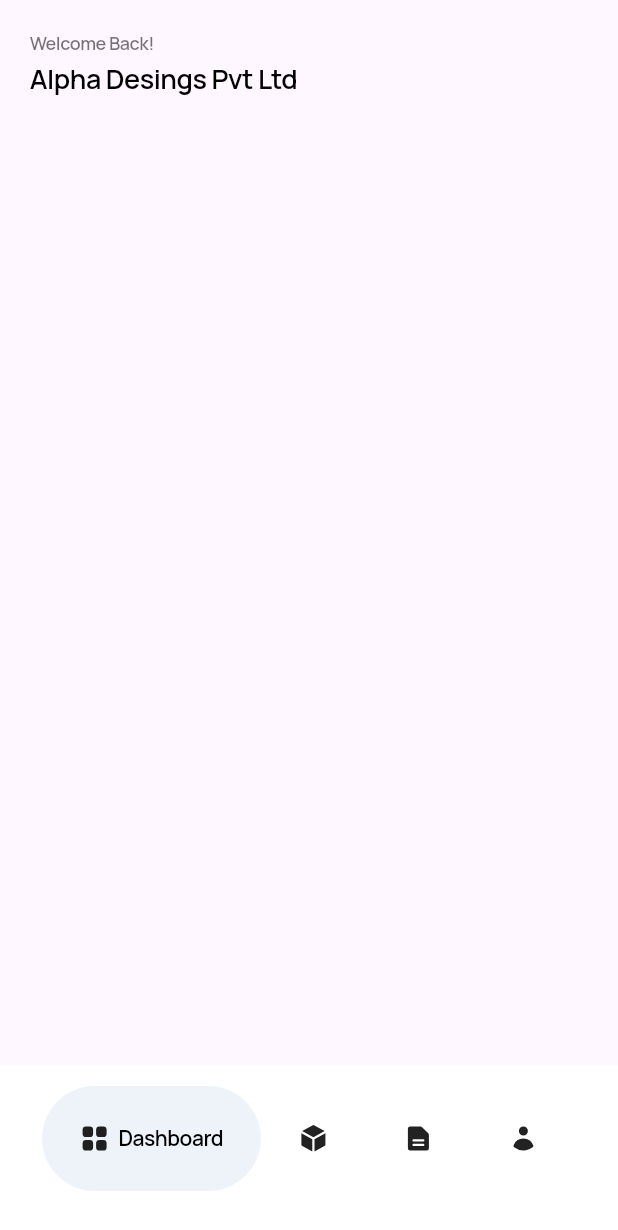
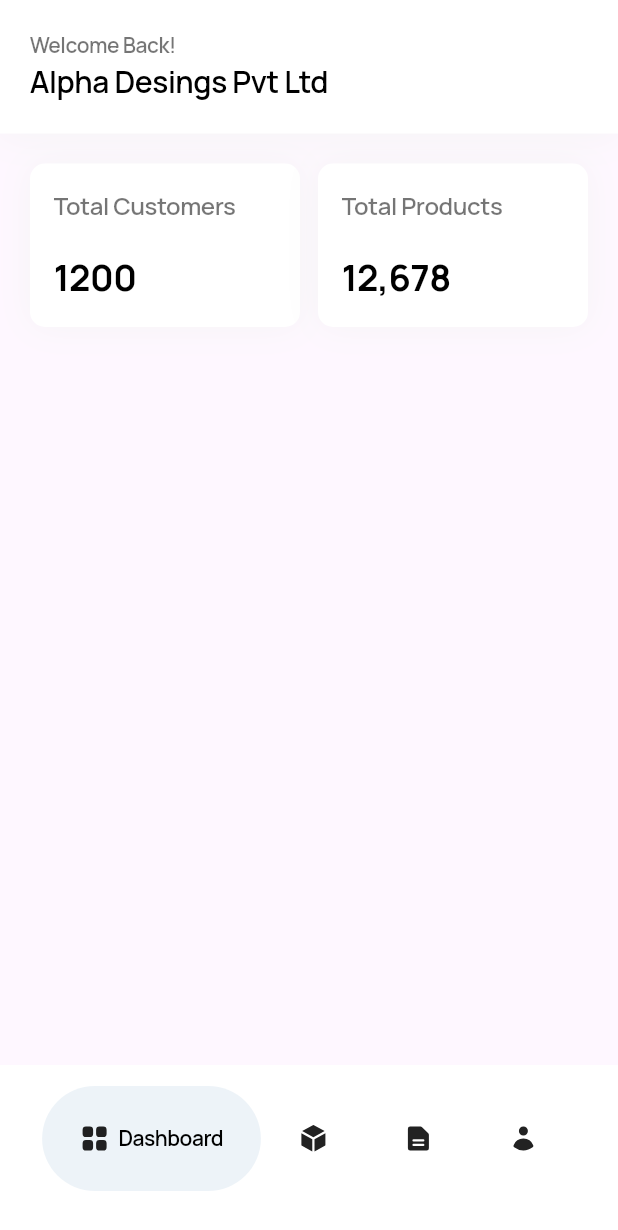
Before and after one commit to funflutter/admin_new, a Flutter app: the screen it shows after launch, on a phone screen of 412 x 824 dp. Shown: the top 1230 px of the screen. Run offline on Flutter 3.47's test engine with Material 3 defaults, Android fonts, the phone set to English and light mode, and no system bars; drawn by our look-alikes of google_nav_bar; our stand-ins replace dropdown_button2, flutter_svg, google_fonts, heroicons.

Commit message:
dhasboard update

```diff
--- a/lib/components/custom_app_bar.dart
+++ b/lib/components/custom_app_bar.dart
@@ -8,7 +8,16 @@ class CustomAppBar extends StatelessWidget {
   @override
   Widget build(BuildContext context) {
     return Container(
-      height: 100,
+      decoration: BoxDecoration(
+        color: Colors.white,
+        boxShadow: [
+          BoxShadow(
+            color: Colors.grey.shade100,
+            blurRadius: 20,
+            offset: Offset(0, 2),
+          ),
+        ],
+      ),
       width: double.infinity,
       child: Column(
         children: [
@@ -21,14 +30,13 @@ class CustomAppBar extends StatelessWidget {
                   children: [
                     Text(
                       "Welcome Back!",
-                      style: AppFonts.Medium12(Colors.black54),
+                      style: AppFonts.Medium14(Colors.black54),
                     ),
-                    SizedBox(height: 2),
 
                     // company name text
                     Text(
                       "Alpha Desings Pvt Ltd",
-                      style: AppFonts.Medium18(Colors.black),
+                      style: AppFonts.Medium20(Colors.black),
                     ),
                   ],
                 ),
--- a/lib/pages/dashboard_screen.dart
+++ b/lib/pages/dashboard_screen.dart
@@ -1,5 +1,6 @@
 import 'package:admin_ecom/components/custom_app_bar.dart';
 import 'package:admin_ecom/responsive.dart';
+import 'package:admin_ecom/theme/global_font.dart';
 import 'package:flutter/material.dart';
 
 class DashboardScreen extends StatefulWidget {
@@ -23,7 +24,74 @@ class _DashboardScreenState extends State<DashboardScreen> {
               padding: const EdgeInsets.all(20.0),
               child: Column(
                 children: [
-                  // Welcome Message
+                  // Total Customers
+                  Row(
+                    children: [
+                      Expanded(
+                        child: Container(
+                          padding: EdgeInsets.all(16),
+                          decoration: BoxDecoration(
+                            borderRadius: BorderRadius.circular(10),
+                            color: Colors.white,
+                            boxShadow: [
+                              BoxShadow(
+                                color: Colors.grey.shade100,
+                                blurRadius: 20,
+                                offset: Offset(0, 0),
+                              ),
+                            ],
+                          ),
+                          child: Column(
+                            crossAxisAlignment: CrossAxisAlignment.start,
+                            children: [
+                              Text(
+                                "Total Customers",
+                                style: AppFonts.Medium16(Colors.black54),
+                              ),
+                              SizedBox(height: 20),
+                              Text(
+                                "1200",
+                                style: AppFonts.semibold24(Colors.black),
+                              ),
+                            ],
+                          ),
+                        ),
+                      ),
+                      SizedBox(width: 12),
+
+                      // Total Products
+                      Expanded(
+                        child: Container(
+                          padding: EdgeInsets.all(16),
+                          decoration: BoxDecoration(
+                            borderRadius: BorderRadius.circular(10),
+                            color: Colors.white,
+                            boxShadow: [
+                              BoxShadow(
+                                color: Colors.grey.shade100,
+                                blurRadius: 20,
+                                offset: Offset(0, 0),
+                              ),
+                            ],
+                          ),
+                          child: Column(
+                            crossAxisAlignment: CrossAxisAlignment.start,
+                            children: [
+                              Text(
+                                "Total Products",
+                                style: AppFonts.Medium16(Colors.black54),
+                              ),
+                              SizedBox(height: 20),
+                              Text(
+                                "12,678",
+                                style: AppFonts.semibold24(Colors.black),
+                              ),
+                            ],
+                          ),
+                        ),
+                      ),
+                    ],
+                  ),
                 ],
               ),
             ),
```
